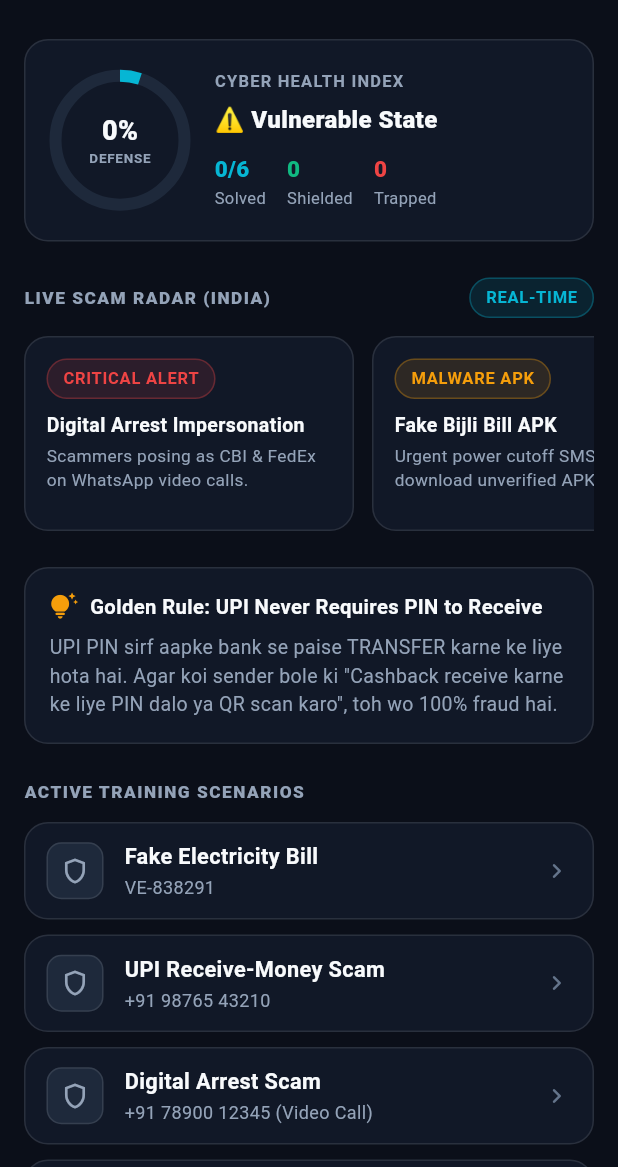
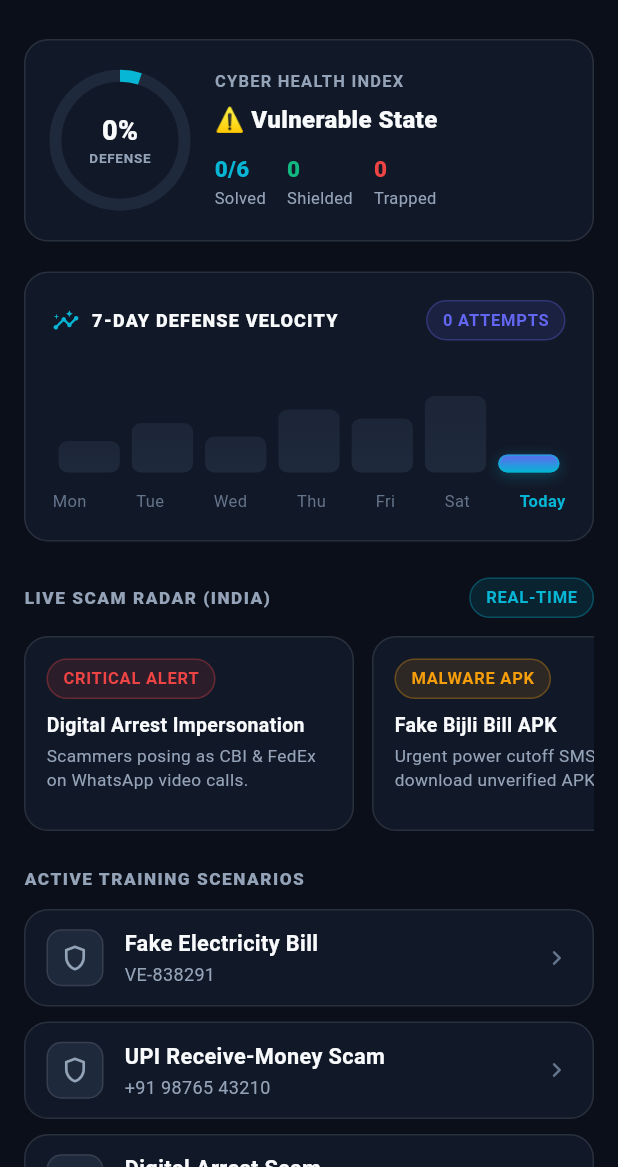
Before and after one commit to jitutayade85-dotcom/j-cyber_fraud_simulator-app, a Flutter app: the screen it shows after launch, on a phone screen of 412 x 824 dp, the part 69-1236 px from its top. Run offline on Flutter 3.47's test engine with Material 3 defaults, Android fonts, the phone set to English and light mode, and no system bars; our stand-ins replace flutter_local_notifications, pdf, printing, shared_preferences; missing offline and left inert: workmanager.

Commit message:
Add 7-day Defense Analytics Graph and smooth SaaS telemetry to Dashboard

```diff
--- a/lib/screens/dashboard_screen.dart
+++ b/lib/screens/dashboard_screen.dart
@@ -103,12 +103,11 @@ class _DashboardScreenState extends State<DashboardScreen> {
       body: ListView(
         padding: const EdgeInsets.all(16),
         children: [
-          // 1. HERO PROGRESS CARD (Lovable Dark SaaS Defense Ring)
+          // 1. HERO PROGRESS CARD (Circular Ring & Stats)
           SaaSCard(
             padding: const EdgeInsets.all(20),
             child: Row(
               children: [
-                // Circular Defense Ring
                 Stack(
                   alignment: Alignment.center,
                   children: [
@@ -149,7 +148,6 @@ class _DashboardScreenState extends State<DashboardScreen> {
                   ],
                 ),
                 const SizedBox(width: 20),
-                // Stats Summary
                 Expanded(
                   child: Column(
                     crossAxisAlignment: CrossAxisAlignment.start,
@@ -192,9 +190,59 @@ class _DashboardScreenState extends State<DashboardScreen> {
               ],
             ),
           ),
+          const SizedBox(height: 20),
+
+          // 2. 7-DAY DEFENSE ACTIVITY GRAPH (SMOOTH TELEMETRY BARS)
+          SaaSCard(
+            padding: const EdgeInsets.all(18),
+            child: Column(
+              crossAxisAlignment: CrossAxisAlignment.start,
+              children: [
+                Row(
+                  mainAxisAlignment: MainAxisAlignment.spaceBetween,
+                  children: [
+                    const Row(
+                      children: [
+                        Icon(Icons.insights_rounded, color: AppColors.secondary, size: 18),
+                        SizedBox(width: 8),
+                        Text(
+                          '7-DAY DEFENSE VELOCITY',
+                          style: TextStyle(
+                            color: AppColors.textPrimary,
+                            fontSize: 12,
+                            fontWeight: FontWeight.w800,
+                            letterSpacing: 0.8,
+                          ),
+                        ),
+                      ],
+                    ),
+                    StatusPill(
+                      label: '${done.length} ATTEMPTS',
+                      color: AppColors.primary,
+                    ),
+                  ],
+                ),
+                const SizedBox(height: 18),
+                _build7DayChart(),
+                const SizedBox(height: 12),
+                Row(
+                  mainAxisAlignment: MainAxisAlignment.spaceBetween,
+                  children: const [
+                    Text('Mon', style: TextStyle(color: AppColors.textMuted, fontSize: 11)),
+                    Text('Tue', style: TextStyle(color: AppColors.textMuted, fontSize: 11)),
+                    Text('Wed', style: TextStyle(color: AppColors.textMuted, fontSize: 11)),
+                    Text('Thu', style: TextStyle(color: AppColors.textMuted, fontSize: 11)),
+                    Text('Fri', style: TextStyle(color: AppColors.textMuted, fontSize: 11)),
+                    Text('Sat', style: TextStyle(color: AppColors.textMuted, fontSize: 11)),
+                    Text('Today', style: TextStyle(color: AppColors.secondary, fontWeight: FontWeight.bold, fontSize: 11)),
+                  ],
+                ),
+              ],
+            ),
+          ),
           const SizedBox(height: 24),
 
-          // 2. LIVE SCAM RADAR (TRENDING NEWS)
+          // 3. LIVE SCAM RADAR (TRENDING NEWS)
           Row(
             mainAxisAlignment: MainAxisAlignment.spaceBetween,
             children: const [
@@ -233,36 +281,6 @@ class _DashboardScreenState extends State<DashboardScreen> {
                   category: 'Investment Trap',
                   description: 'Fake hotel & video reviews promising ₹3,500 daily return.',
                   color: AppColors.primary,
-                ),
-              ],
-            ),
-          ),
-          const SizedBox(height: 24),
-
-          // 3. FRAUD DEFENSE PROTOCOL (TIP CARD)
-          const SaaSCard(
-            padding: EdgeInsets.all(16),
-            child: Column(
-              crossAxisAlignment: CrossAxisAlignment.start,
-              children: [
-                Row(
-                  children: [
-                    Icon(Icons.tips_and_updates_rounded, color: AppColors.warning, size: 19),
-                    SizedBox(width: 8),
-                    Text(
-                      'Golden Rule: UPI Never Requires PIN to Receive',
-                      style: TextStyle(
-                        color: AppColors.textPrimary,
-                        fontWeight: FontWeight.w700,
-                        fontSize: 13.5,
-                      ),
-                    ),
-                  ],
-                ),
-                SizedBox(height: 8),
-                Text(
-                  'UPI PIN sirf aapke bank se paise TRANSFER karne ke liye hota hai. Agar koi sender bole ki "Cashback receive karne ke liye PIN dalo ya QR scan karo", toh wo 100% fraud hai.',
-                  style: TextStyle(color: AppColors.textSecondary, fontSize: 13, height: 1.45),
                 ),
               ],
             ),
@@ -423,6 +441,59 @@ class _DashboardScreenState extends State<DashboardScreen> {
     );
   }
 
+  Widget _build7DayChart() {
+    // 7 days simulated activity with actual current score for today
+    final activityHeights = [0.35, 0.55, 0.40, 0.70, 0.60, 0.85, (done.isEmpty ? 0.2 : (done.length / kScenarios.length)).clamp(0.2, 1.0)];
+
+    return SizedBox(
+      height: 70,
+      child: Row(
+        crossAxisAlignment: CrossAxisAlignment.end,
+        mainAxisAlignment: MainAxisAlignment.spaceBetween,
+        children: List.generate(7, (i) {
+          final isToday = i == 6;
+          final heightFactor = activityHeights[i];
+
+          return Expanded(
+            child: Padding(
+              padding: const EdgeInsets.symmetric(horizontal: 4),
+              child: Column(
+                mainAxisAlignment: MainAxisAlignment.end,
+                children: [
+                  Container(
+                    height: 60 * heightFactor,
+                    decoration: BoxDecoration(
+                      gradient: LinearGradient(
+                        begin: Alignment.bottomCenter,
+                        end: Alignment.topCenter,
+                        colors: isToday
+                            ? [AppColors.secondary, AppColors.primary]
+                            : [AppColors.surfaceMuted, AppColors.surfaceMuted.withOpacity(0.8)],
+                      ),
+                      borderRadius: BorderRadius.circular(6),
+                      border: isToday
+                          ? Border.all(color: AppColors.secondary.withOpacity(0.6), width: 1.2)
+                          : null,
+                      boxShadow: isToday
+                          ? [
+                              BoxShadow(
+                                color: AppColors.secondary.withOpacity(0.3),
+                                blurRadius: 8,
+                                offset: const Offset(0, 2),
+                              )
+                            ]
+                          : null,
+                    ),
+                  ),
+                ],
+              ),
+            ),
+          );
+        }),
+      ),
+    );
+  }
+
   Widget _buildMiniStat(String label, String value, Color color) {
     return Column(
       crossAxisAlignment: CrossAxisAlignment.start,
```
